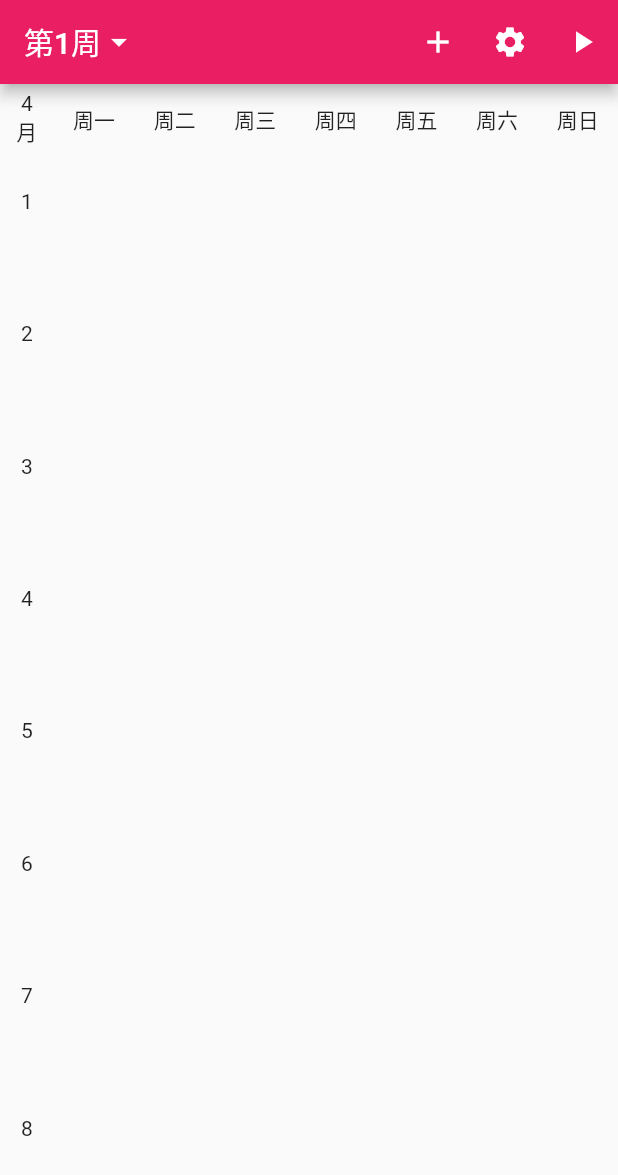
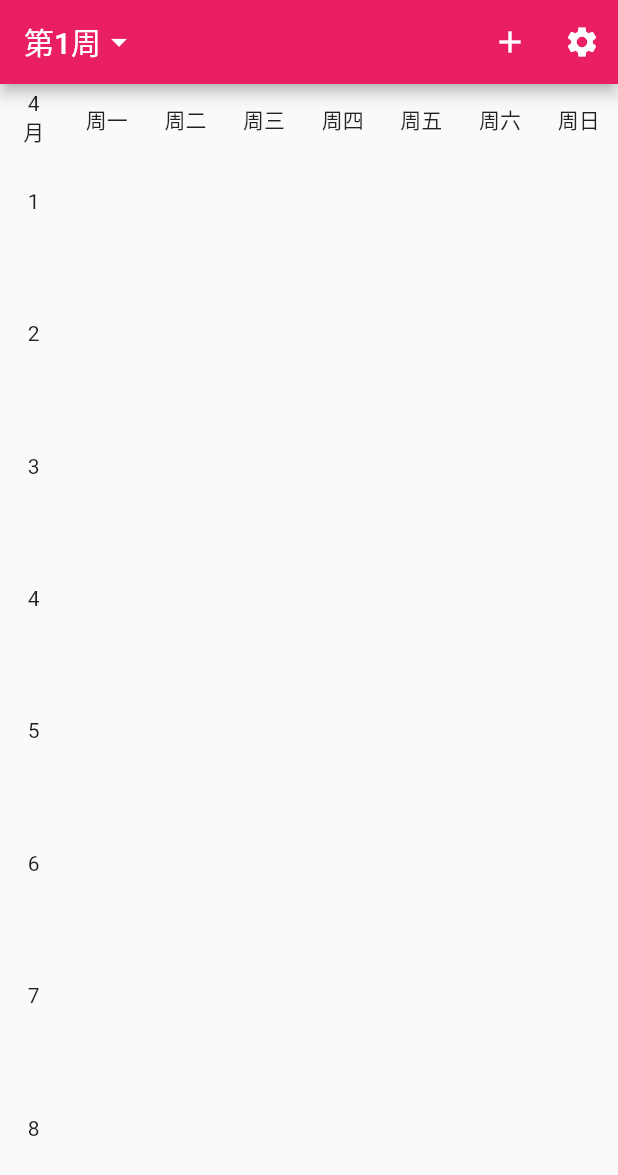
Before and after one commit to imere/syllabus, a Flutter app: the screen it shows after launch, on a phone screen of 412 x 824 dp. Shown: the top 1175 px of the screen. Run offline on Flutter 3.47's test engine with Material 2 defaults, Android fonts, the phone set to English and light mode, and no system bars; our stand-ins replace audioplayers, auto_size_text, rxdart, shared_preferences, toast; missing offline and left inert: swipedetector.

Commit message:
fix and update

```diff
--- a/lib/content.dart
+++ b/lib/content.dart
@@ -26,13 +26,13 @@ class _ContentState extends State<Content> {
       child: Row(
         children: <Widget>[
           Expanded(
-            flex: 2,
+            flex: 6,
             child: Times(timesHeight: _contentHeight),
           ),
         ]
           ..addAll(weekdays.map((weekday) {
             return Expanded(
-              flex: 3,
+              flex: 7,
               child: Courses(
                 coursesHeight: _contentHeight,
                 weekday: weekdays.indexOf(weekday) + 1,
--- a/lib/weekdays.dart
+++ b/lib/weekdays.dart
@@ -24,13 +24,13 @@ class _WeeksState extends State<Weeks> {
     return Row(
       children: <Widget>[
         Expanded(
-          flex: 2,
+          flex: 6,
           child: _buildMonthColumn(width: _itemWidth),
         ),
       ]
         ..addAll(weekdays.map((week) {
           return Expanded(
-            flex: 3,
+            flex: 7,
             child: _buildWeekColumn(week: week, width: _itemWidth),
           );
         })),
```
Also changed, not shown: lib/main.dart (+22 -26 lines), lib/ring.dart (+10 -8 lines).
